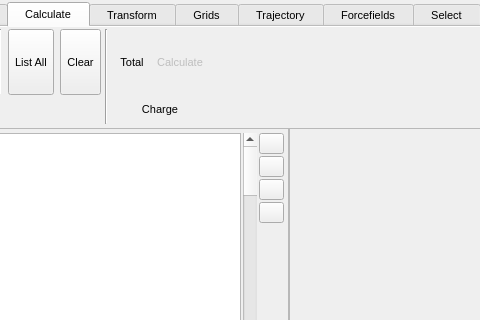
Old version of the form src/gui/mainwindow.ui in the repository trisyoungs/aten; both pictures show x 172 to 652 and y 0 to 320 of the 1147 by 716 pixel window.
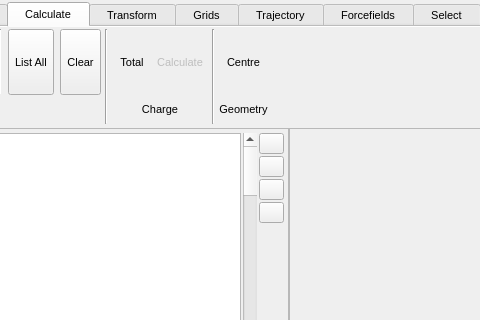
New version of the form. The open tabs and pages were chosen to show the change. Icons and pictures are not drawn. Custom widgets are drawn as their Qt base class.

Commit message: Added Geometry group to Calculate panel, and added 'Centre' button and associated popup / icons.

```diff
--- a/src/gui/mainwindow.ui
+++ b/src/gui/mainwindow.ui
@@ -4671,6 +4671,80 @@
           </item>
          </layout>
         </item>
+        <item>
+         <widget class="Line" name="line_25">
+          <property name="orientation">
+           <enum>Qt::Vertical</enum>
+          </property>
+         </widget>
+        </item>
+        <item>
+         <layout class="QGridLayout" name="gridLayout_30">
+          <item row="0" column="0">
+           <widget class="TMenuButton" name="CalculateGeometryCentreButton">
+            <property name="sizePolicy">
+             <sizepolicy hsizetype="Preferred" vsizetype="Fixed">
+              <horstretch>0</horstretch>
+              <verstretch>0</verstretch>
+             </sizepolicy>
+            </property>
+            <property name="minimumSize">
+             <size>
+              <width>40</width>
+              <height>66</height>
+             </size>
+            </property>
+            <property name="maximumSize">
+             <size>
+              <width>56</width>
+              <height>66</height>
+             </size>
+            </property>
+            <property name="toolTip">
+             <string>Calculate centre of geometry of the current atom selection</string>
+            </property>
+            <property name="text">
+             <string>Centre</string>
+            </property>
+            <property name="icon">
+             <iconset resource="icons.qrc">
+              <normaloff>:/calculate/icons/calculate_cog.svg</normaloff>:/calculate/icons/calculate_cog.svg</iconset>
+            </property>
+            <property name="iconSize">
+             <size>
+              <width>30</width>
+              <height>30</height>
+             </size>
+            </property>
+            <property name="checkable">
+             <bool>false</bool>
+            </property>
+            <property name="checked">
+             <bool>false</bool>
+            </property>
+            <property name="autoExclusive">
+             <bool>false</bool>
+            </property>
+            <property name="toolButtonStyle">
+             <enum>Qt::ToolButtonTextUnderIcon</enum>
+            </property>
+            <property name="autoRaise">
+             <bool>true</bool>
+            </property>
+           </widget>
+          </item>
+          <item row="1" column="0">
+           <widget class="QLabel" name="label_28">
+            <property name="text">
+             <string>Geometry</string>
+            </property>
+            <property name="alignment">
+             <set>Qt::AlignCenter</set>
+            </property>
+           </widget>
+          </item>
+         </layout>
+        </item>
         <item>
          <spacer name="horizontalSpacer_4">
           <property name="orientation">
```
Left out of the diff: 53 changed lines with no effect on the pictures. The commit also changes 13 other files.
